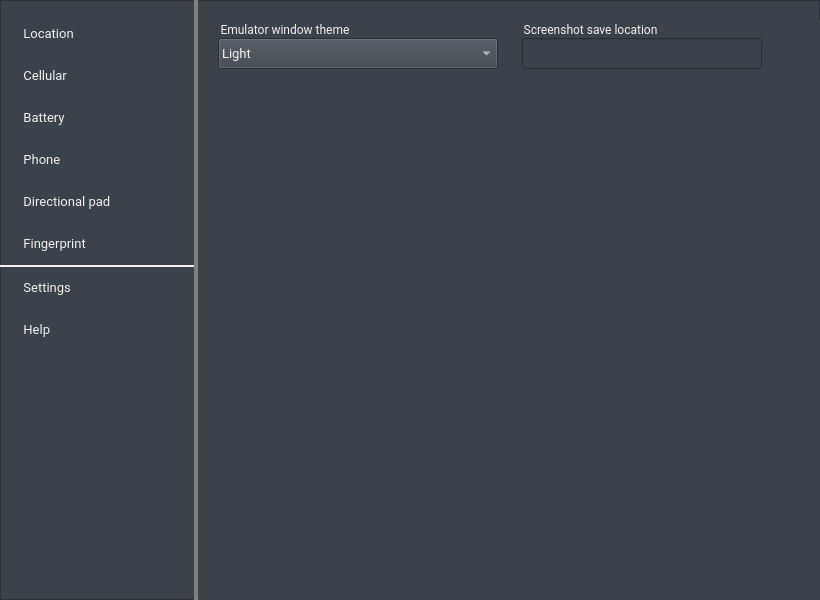
Old version of the form android/skin/qt/extended.ui in the repository aosp-mirror/platform_external_qemu.
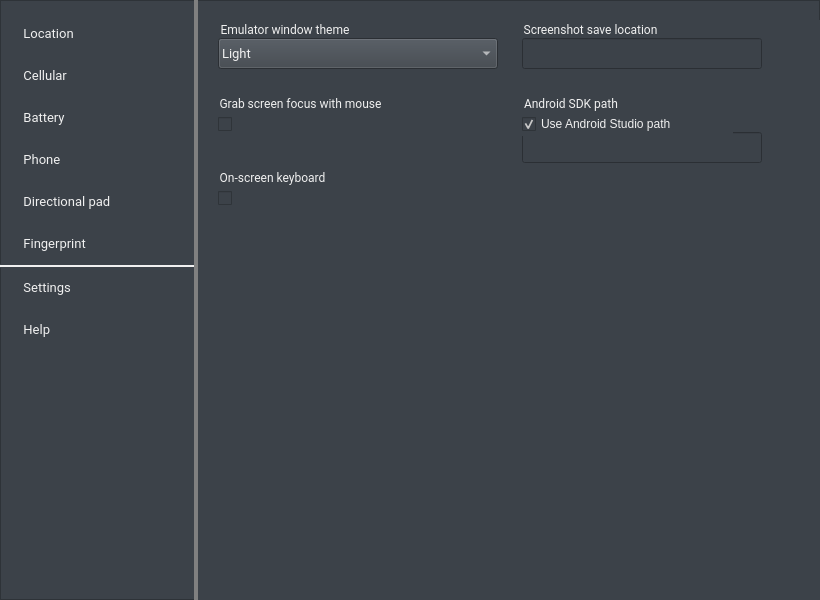
New version of the form. The open tabs and pages were chosen to show the change. Icons and pictures are not drawn. Custom widgets are drawn as their Qt base class.

Commit message:
ui: Add controls to the Settings page
Grab screen focus
On-screen keyboard
Android SDK path

Note that these controls are NOT CONNECTED.
Connecting these controls and making them work
is TODO.

```diff
--- a/android/skin/qt/extended.ui
+++ b/android/skin/qt/extended.ui
@@ -2171,6 +2171,211 @@
       <string notr="true">folder</string>
      </property>
     </widget>
+    <widget class="QGroupBox" name="themeTitle_2">
+     <property name="geometry">
+      <rect>
+       <x>20</x>
+       <y>74</y>
+       <width>211</width>
+       <height>21</height>
+      </rect>
+     </property>
+     <property name="font">
+      <font>
+       <family>Roboto</family>
+      </font>
+     </property>
+     <property name="styleSheet">
+      <string notr="true">border: 0px;</string>
+     </property>
+     <property name="title">
+      <string>Grab screen focus with mouse</string>
+     </property>
+     <property name="ColorGroup" stdset="0">
+      <string>Title</string>
+     </property>
+    </widget>
+    <widget class="QGroupBox" name="themeTitle_3">
+     <property name="geometry">
+      <rect>
+       <x>20</x>
+       <y>148</y>
+       <width>211</width>
+       <height>21</height>
+      </rect>
+     </property>
+     <property name="font">
+      <font>
+       <family>Roboto</family>
+      </font>
+     </property>
+     <property name="styleSheet">
+      <string notr="true">border: 0px;</string>
+     </property>
+     <property name="title">
+      <string>On-screen keyboard</string>
+     </property>
+     <property name="ColorGroup" stdset="0">
+      <string>Title</string>
+     </property>
+    </widget>
+    <widget class="QGroupBox" name="themeTitle_4">
+     <property name="geometry">
+      <rect>
+       <x>324</x>
+       <y>74</y>
+       <width>211</width>
+       <height>21</height>
+      </rect>
+     </property>
+     <property name="font">
+      <font>
+       <family>Roboto</family>
+      </font>
+     </property>
+     <property name="styleSheet">
+      <string notr="true">border: 0px;</string>
+     </property>
+     <property name="title">
+      <string>Android SDK path</string>
+     </property>
+     <property name="ColorGroup" stdset="0">
+      <string>Title</string>
+     </property>
+    </widget>
+    <widget class="QCheckBox" name="set_focusBox">
+     <property name="geometry">
+      <rect>
+       <x>20</x>
+       <y>92</y>
+       <width>211</width>
+       <height>24</height>
+      </rect>
+     </property>
+     <property name="iconSize">
+      <size>
+       <width>24</width>
+       <height>24</height>
+      </size>
+     </property>
+     <property name="checked">
+      <bool>false</bool>
+     </property>
+     <property name="ColorGroup" stdset="0">
+      <string>Toggle</string>
+     </property>
+    </widget>
+    <widget class="QCheckBox" name="set_keyboardBox">
+     <property name="geometry">
+      <rect>
+       <x>20</x>
+       <y>166</y>
+       <width>211</width>
+       <height>24</height>
+      </rect>
+     </property>
+     <property name="iconSize">
+      <size>
+       <width>24</width>
+       <height>24</height>
+      </size>
+     </property>
+     <property name="checked">
+      <bool>false</bool>
+     </property>
+     <property name="ColorGroup" stdset="0">
+      <string>Toggle</string>
+     </property>
+    </widget>
+    <widget class="QCheckBox" name="set_useStudioPathBox">
+     <property name="geometry">
+      <rect>
+       <x>324</x>
+       <y>92</y>
+       <width>211</width>
+       <height>24</height>
+      </rect>
+     </property>
+     <property name="text">
+      <string>Use Android Studio path</string>
+     </property>
+     <property name="iconSize">
+      <size>
+       <width>24</width>
+       <height>24</height>
+      </size>
+     </property>
+     <property name="checked">
+      <bool>true</bool>
+     </property>
+     <property name="ColorGroup" stdset="0">
+      <string>Toggle</string>
+     </property>
+    </widget>
+    <widget class="QLineEdit" name="set_sdkPathBox">
+     <property name="enabled">
+      <bool>true</bool>
+     </property>
+     <property name="geometry">
+      <rect>
+       <x>324</x>
+       <y>112</y>
+       <width>240</width>
+       <height>31</height>
+      </rect>
+     </property>
+     <property name="sizePolicy">
+      <sizepolicy hsizetype="Fixed" vsizetype="Fixed">
+       <horstretch>0</horstretch>
+       <verstretch>0</verstretch>
+      </sizepolicy>
+     </property>
+     <property name="readOnly">
+      <bool>false</bool>
+     </property>
+    </widget>
+    <widget class="QPushButton" name="set_sdkFolderButton">
+     <property name="geometry">
+      <rect>
+       <x>572</x>
+       <y>112</y>
+       <width>32</width>
+       <height>32</height>
+      </rect>
+     </property>
+     <property name="text">
+      <string notr="true"/>
+     </property>
+     <property name="icon">
+      <iconset resource="resources.qrc">
+       <normaloff>:/dark/folder</normaloff>:/dark/folder</iconset>
+     </property>
+     <property name="iconSize">
+      <size>
+       <width>32</width>
+       <height>32</height>
+      </size>
+     </property>
+     <property name="flat">
+      <bool>true</bool>
+     </property>
+     <property name="themeIconName" stdset="0">
+      <string notr="true">folder</string>
+     </property>
+    </widget>
+    <zorder>themeTitle</zorder>
+    <zorder>set_themeBox</zorder>
+    <zorder>saveLocationTitle</zorder>
+    <zorder>set_saveLocBox</zorder>
+    <zorder>set_folderButton</zorder>
+    <zorder>themeTitle_2</zorder>
+    <zorder>themeTitle_3</zorder>
+    <zorder>themeTitle_4</zorder>
+    <zorder>set_focusBox</zorder>
+    <zorder>set_keyboardBox</zorder>
+    <zorder>set_sdkPathBox</zorder>
+    <zorder>set_sdkFolderButton</zorder>
+    <zorder>set_useStudioPathBox</zorder>
    </widget>
    <widget class="QWidget" name="helpPage">
     <widget class="QTabWidget" name="help_tabs">
```
The commit also changes 1 other file.
